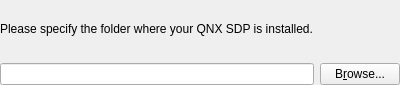
This is packaging-tools/configurations/pkg_tools/qt.qnx6.sdp/meta/setpathforsdpform.ui in qtproject/qtsdk as Qt 5 draws it before an edit. The edited form follows.
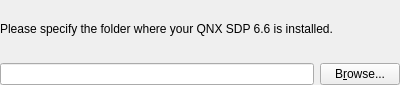
This is the edited form.

Diff of the .ui file:
```diff
--- a/packaging-tools/configurations/pkg_tools/qt.qnx6.sdp/meta/setpathforsdpform.ui
+++ b/packaging-tools/configurations/pkg_tools/qt.qnx6.sdp/meta/setpathforsdpform.ui
@@ -32,7 +32,7 @@
       <bool>true</bool>
      </property>
      <property name="text">
-      <string>Please specify the folder where your QNX SDP is installed.</string>
+      <string>Please specify the folder where your QNX SDP 6.6 is installed.</string>
      </property>
     </widget>
    </item>
```
Left out of the diff: 3 changed lines with no effect on the pictures.
